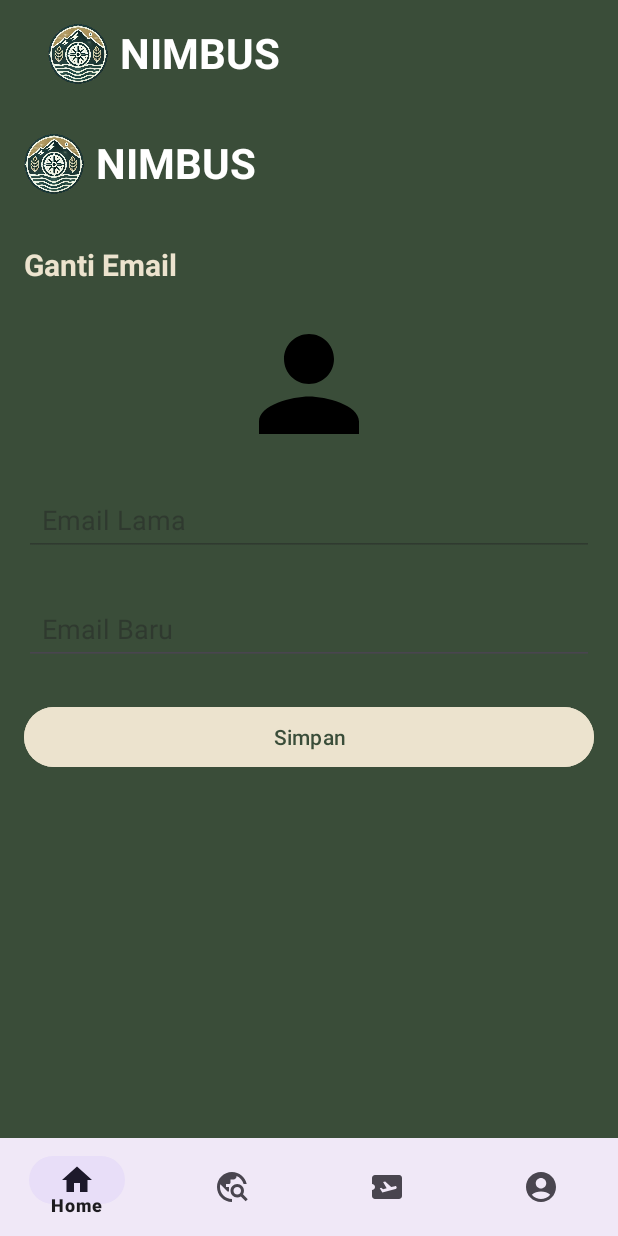
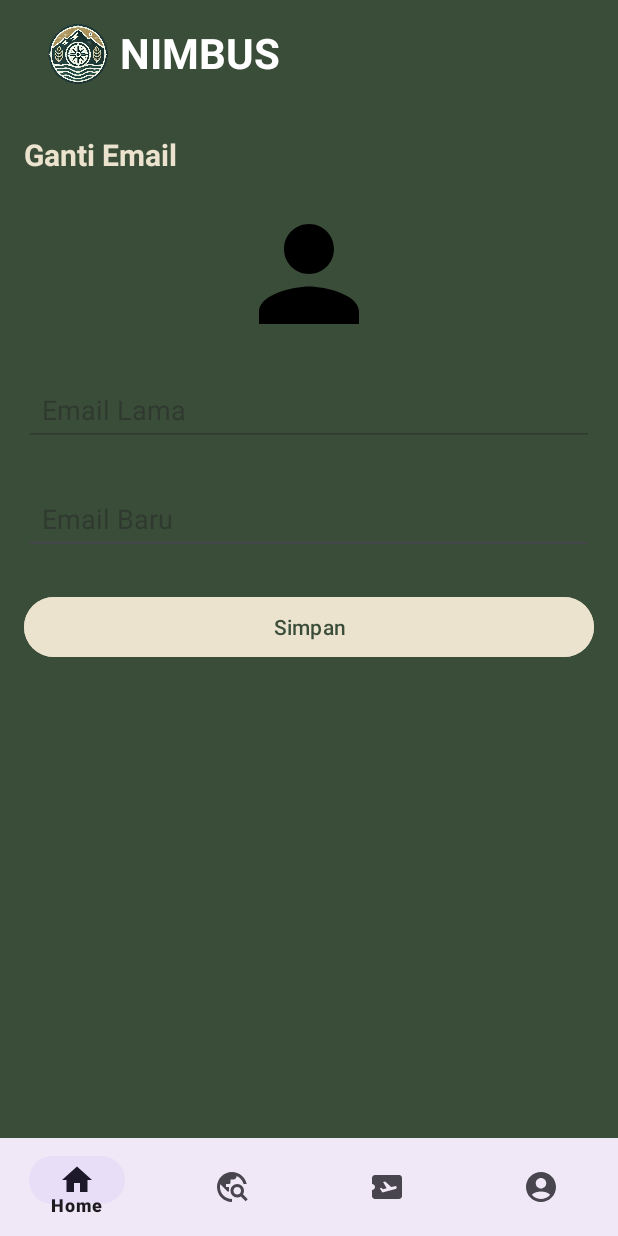
Before and after one commit to AinxViin/CapstoneProjectNIMBUS, an Android app: the ChangeEmailFragment screen opened through its navigation route, on a phone screen of 412 x 824 dp. Run offline under Robolectric (Android 15) with nearby library versions, the phone set to English and light mode, and no system bars; our stand-ins replace navigation-ui; pictures from the network do not load; 1 statement that could not run was skipped.

Commit message:
Initial commit

```diff
--- a/app/src/main/res/layout/fragment_change_email.xml
+++ b/app/src/main/res/layout/fragment_change_email.xml
@@ -5,29 +5,6 @@
     xmlns:app="http://schemas.android.com/apk/res-auto"
     android:orientation="vertical"
     android:background="@color/green">
-
-    <LinearLayout
-        android:orientation="horizontal"
-        android:layout_width="match_parent"
-        android:layout_height="wrap_content"
-        android:padding="16dp"
-        android:background="@color/green">
-
-        <ImageView
-            android:layout_width="40dp"
-            android:layout_height="40dp"
-            android:src="@drawable/logo"
-            android:contentDescription="Logo"/>
-
-        <TextView
-            android:layout_width="136dp"
-            android:layout_height="41dp"
-            android:layout_marginStart="8dp"
-            android:text="NIMBUS"
-            android:textColor="#FFFFFF"
-            android:textSize="28sp"
-            android:textStyle="bold" />
-    </LinearLayout>
 
     <TextView
         android:layout_width="match_parent"
```
Also changed, not shown: app/src/main/res/layout/fragment_change_name.xml (+0 -23 lines), app/src/main/res/layout/fragment_change_password.xml (+0 -23 lines).
